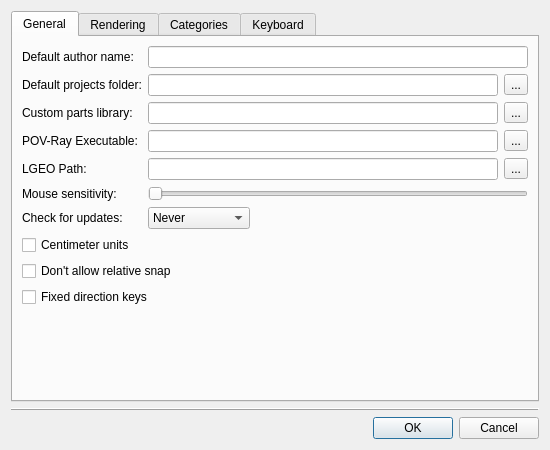
This is qt/lc_qpreferencesdialog.ui in ldraw-linux/leocad as Qt 5 draws it before an edit. The edited form follows.
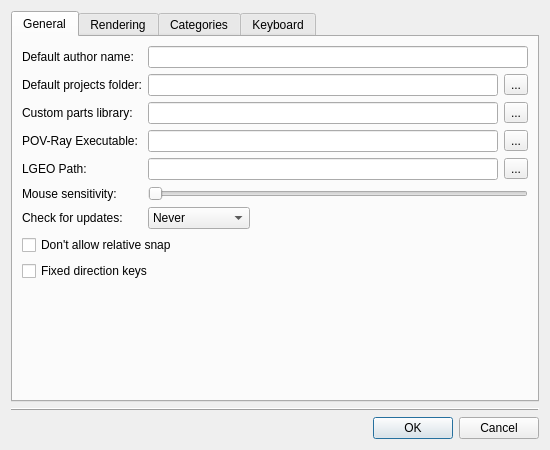
This is the edited form.

Commit message: Removed cm units option.

```diff
--- a/qt/lc_qpreferencesdialog.ui
+++ b/qt/lc_qpreferencesdialog.ui
@@ -192,20 +192,13 @@
         </widget>
        </item>
        <item row="9" column="0" colspan="2">
-        <widget class="QCheckBox" name="centimeterUnits">
-         <property name="text">
-          <string>Centimeter units</string>
-         </property>
-        </widget>
-       </item>
-       <item row="10" column="0" colspan="2">
         <widget class="QCheckBox" name="noRelativeSnap">
          <property name="text">
           <string>Don't allow relative snap</string>
          </property>
         </widget>
        </item>
-       <item row="11" column="0" colspan="2">
+       <item row="10" column="0" colspan="2">
         <widget class="QCheckBox" name="fixedDirectionKeys">
          <property name="text">
           <string>Fixed direction keys</string>
```
Left out of the diff: 1 changed line with no effect on the pictures. The commit also changes 3 other files.
